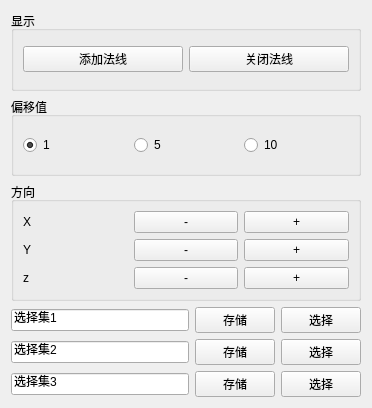
First picture: the form in ui/normal.ui, repository fxcfxcfxc/MaxTool_NormalMaster, before the edit.
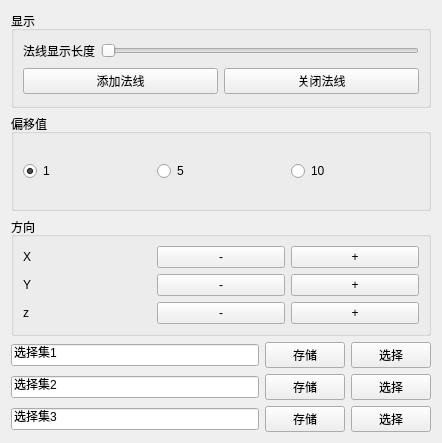
Second picture: the form after the edit.

What changed in the file:
```diff
--- a/ui/normal.ui
+++ b/ui/normal.ui
@@ -6,20 +6,40 @@
    <rect>
     <x>0</x>
     <y>0</y>
-    <width>372</width>
-    <height>408</height>
+    <width>442</width>
+    <height>443</height>
    </rect>
   </property>
   <property name="windowTitle">
    <string>DAM法线工具</string>
   </property>
-  <layout class="QVBoxLayout" name="verticalLayout_2">
+  <layout class="QVBoxLayout" name="verticalLayout_3">
    <item>
-    <widget class="QGroupBox" name="">
+    <widget class="QGroupBox" name="groupBox_2">
      <property name="title">
       <string>显示</string>
      </property>
-     <layout class="QHBoxLayout" name="horizontalLayout">
+     <layout class="QVBoxLayout" name="verticalLayout_2">
+      <item>
+       <layout class="QHBoxLayout" name="horizontalLayout_9">
+        <item>
+         <widget class="QLabel" name="label_4">
+          <property name="text">
+           <string>法线显示长度</string>
+          </property>
+         </widget>
+        </item>
+        <item>
+         <widget class="QSlider" name="horizontalSlider">
+          <property name="orientation">
+           <enum>Qt::Horizontal</enum>
+          </property>
+         </widget>
+        </item>
+       </layout>
+      </item>
+      <item>
+       <layout class="QHBoxLayout" name="horizontalLayout_10">
       <item>
        <widget class="QPushButton" name="but_display_normal">
         <property name="text">
@@ -35,10 +55,12 @@
        </widget>
       </item>
      </layout>
+      </item>
+     </layout>
     </widget>
    </item>
    <item>
-    <widget class="QGroupBox" name="">
+    <widget class="QGroupBox" name="groupBox_3">
      <property name="title">
       <string>偏移值</string>
      </property>
```
Lines whose indentation alone changed are shown as unchanged.
